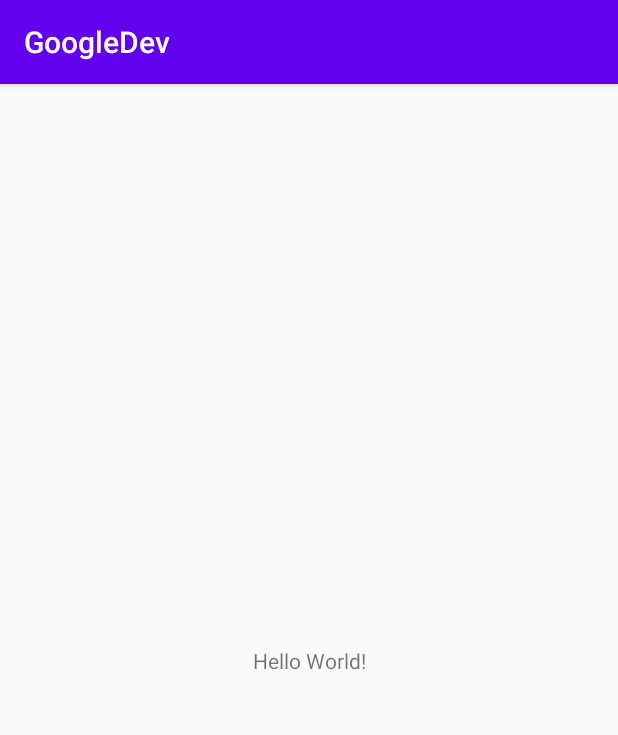
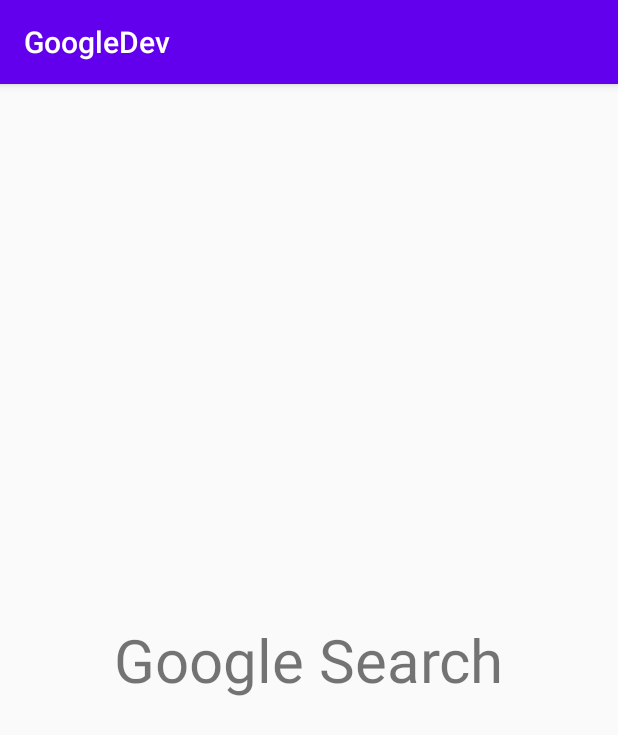
Before and after one commit to anantcodes/GoogleDev, an Android app: the screen it shows after launch (MainActivity), on a phone screen of 412 x 824 dp. Shown: the top 735 px of the screen. Run offline under Robolectric (Android 15) with nearby library versions, the phone set to English and light mode, and no system bars.

Commit message:
initial commit message

```diff
--- a/app/src/main/res/layout/activity_main.xml
+++ b/app/src/main/res/layout/activity_main.xml
@@ -1,18 +1,21 @@
 <?xml version="1.0" encoding="utf-8"?>
-<androidx.constraintlayout.widget.ConstraintLayout xmlns:android="http://schemas.android.com/apk/res/android"
+<RelativeLayout xmlns:android="http://schemas.android.com/apk/res/android"
     xmlns:app="http://schemas.android.com/apk/res-auto"
     xmlns:tools="http://schemas.android.com/tools"
     android:layout_width="match_parent"
     android:layout_height="match_parent"
     tools:context=".MainActivity">
 
+
     <TextView
         android:layout_width="wrap_content"
         android:layout_height="wrap_content"
-        android:text="Hello World!"
-        app:layout_constraintBottom_toBottomOf="parent"
-        app:layout_constraintLeft_toLeftOf="parent"
-        app:layout_constraintRight_toRightOf="parent"
-        app:layout_constraintTop_toTopOf="parent" />
+        android:text="Google Search"
+        android:layout_centerInParent="true"
+        android:textSize="40sp"/>
 
-</androidx.constraintlayout.widget.ConstraintLayout>
+
+
+
+
+</RelativeLayout>
```
